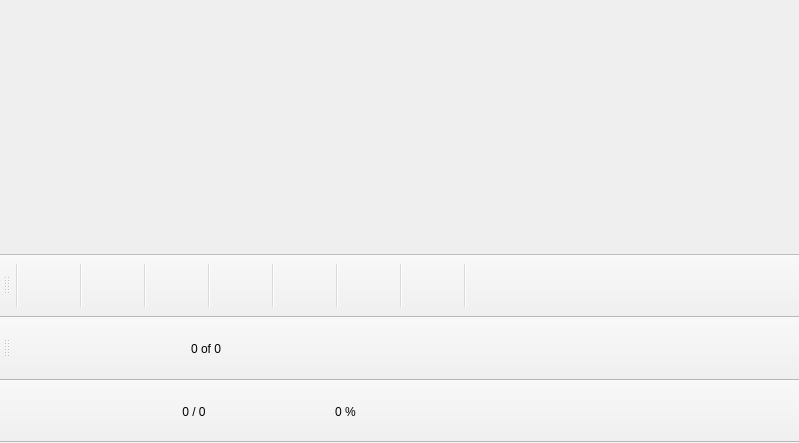
This is tools/f-office/MainWindow.ui in KDE/calligra as Qt 5 draws it before an edit. The edited form follows.
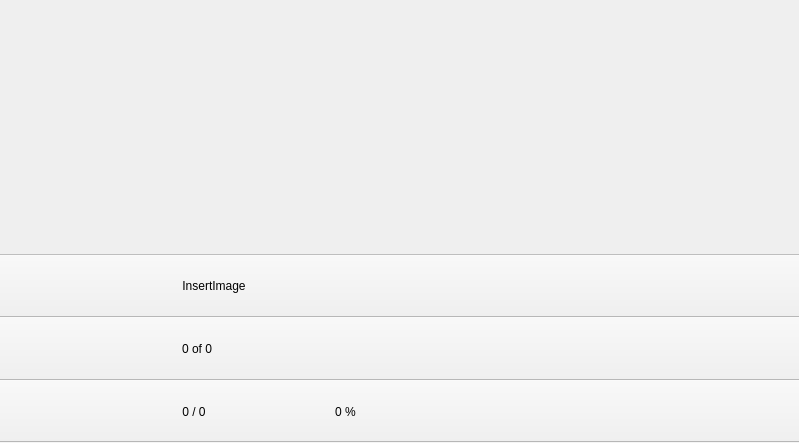
This is the edited form. Icons and pictures are not drawn.

Commit message:
FreOffice: Image insertion support
Support for inserting images has been added to FreOffice with this revision.
Also the toolbar has been changed to accomodate more actions.

What changed in the file:
```diff
--- a/tools/f-office/MainWindow.ui
+++ b/tools/f-office/MainWindow.ui
@@ -64,7 +64,7 @@
     <string>toolBar</string>
    </property>
    <property name="movable">
-    <bool>true</bool>
+    <bool>false</bool>
    </property>
    <property name="iconSize">
     <size>
@@ -96,7 +96,7 @@
     <string>toolBar</string>
    </property>
    <property name="movable">
-    <bool>true</bool>
+    <bool>false</bool>
    </property>
    <property name="iconSize">
     <size>
@@ -113,21 +113,17 @@
    <attribute name="toolBarBreak">
     <bool>true</bool>
    </attribute>
-   <addaction name="separator"/>
    <addaction name="actionEdit"/>
-   <addaction name="separator"/>
+   <addaction name="actionSelect"/>
+   <addaction name="actionInsert"/>
+   <addaction name="actionInsertImage"/>
+   <addaction name="actionShowCCP"/>
    <addaction name="actionCut"/>
-   <addaction name="separator"/>
    <addaction name="actionCopy"/>
-   <addaction name="separator"/>
    <addaction name="actionPaste"/>
-   <addaction name="separator"/>
    <addaction name="actionUndo"/>
-   <addaction name="separator"/>
    <addaction name="actionRedo"/>
-   <addaction name="separator"/>
    <addaction name="actionStyle"/>
-   <addaction name="separator"/>
    <addaction name="actionFormat"/>
    <addaction name="actionMathOp"/>
   </widget>
@@ -482,6 +478,48 @@
     <string>Digital Signature</string>
    </property>
   </action>
+  <action name="actionInsertImage">
+   <property name="icon">
+    <iconset resource="FreOffice.qrc">
+     <normaloff>:/images/48x48/Edittoolbaricons/Picture.png</normaloff>:/images/48x48/Edittoolbaricons/Picture.png</iconset>
+   </property>
+   <property name="text">
+    <string>InsertImage</string>
+   </property>
+  </action>
+  <action name="actionInsert">
+   <property name="icon">
+    <iconset resource="FreOffice.qrc">
+     <normaloff>:/images/48x48/Edittoolbaricons/Insert.png</normaloff>:/images/48x48/Edittoolbaricons/Insert.png</iconset>
+   </property>
+   <property name="text">
+    <string/>
+   </property>
+  </action>
+  <action name="actionSelect">
+   <property name="icon">
+    <iconset resource="FreOffice.qrc">
+     <normaloff>:/images/48x48/Edittoolbaricons/Cursor.png</normaloff>:/images/48x48/Edittoolbaricons/Cursor.png</iconset>
+   </property>
+   <property name="text">
+    <string/>
+   </property>
+  </action>
+  <action name="actionShowCCP">
+   <property name="checkable">
+    <bool>true</bool>
+   </property>
+   <property name="icon">
+    <iconset resource="FreOffice.qrc">
+     <normaloff>:/images/48x48/Edittoolbaricons/CCP.png</normaloff>:/images/48x48/Edittoolbaricons/CCP.png</iconset>
+   </property>
+   <property name="text">
+    <string/>
+   </property>
+   <property name="iconVisibleInMenu">
+    <bool>true</bool>
+   </property>
+  </action>
  </widget>
  <resources>
   <include location="FreOffice.qrc"/>
```
The commit also changes 9 other files.
